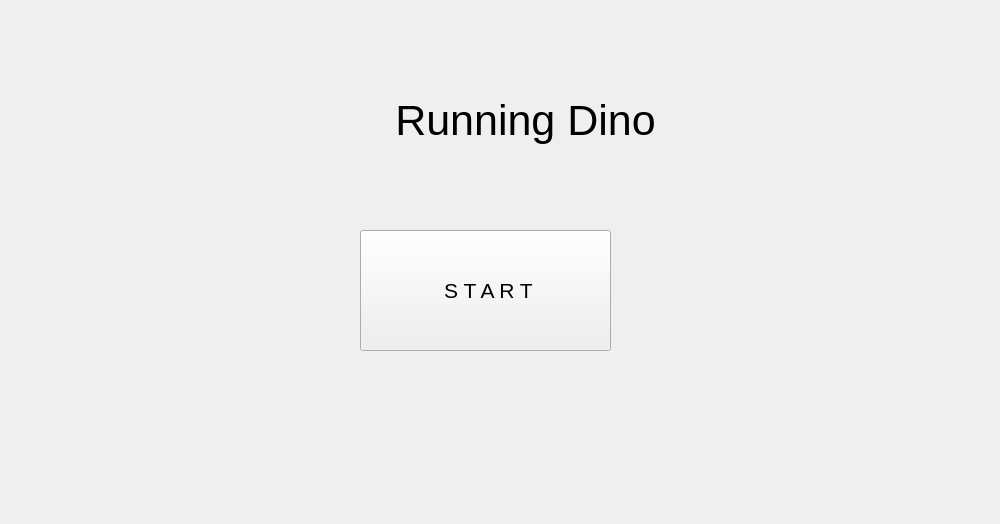
The window that project/home.ui (aaaMsLIUfruit/RunningDino) describes before a commit, drawn with Qt 5.
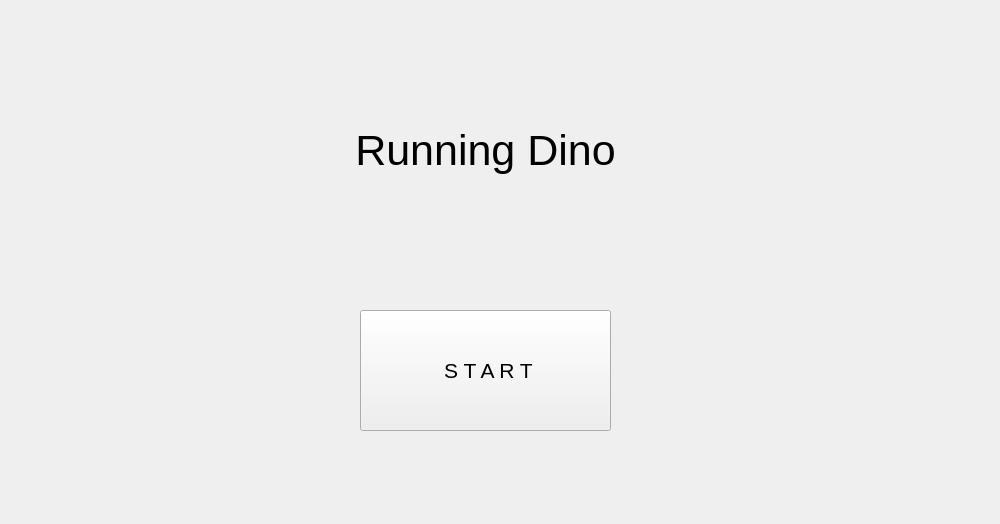
The same window after the commit.

```diff
--- a/project/home.ui
+++ b/project/home.ui
@@ -16,8 +16,8 @@
   <widget class="QLabel" name="homeTitle">
    <property name="geometry">
     <rect>
-     <x>200</x>
-     <y>70</y>
+     <x>160</x>
+     <y>100</y>
      <width>651</width>
      <height>101</height>
     </rect>
@@ -38,7 +38,7 @@
    <property name="geometry">
     <rect>
      <x>360</x>
-     <y>230</y>
+     <y>310</y>
      <width>251</width>
      <height>121</height>
     </rect>
```
